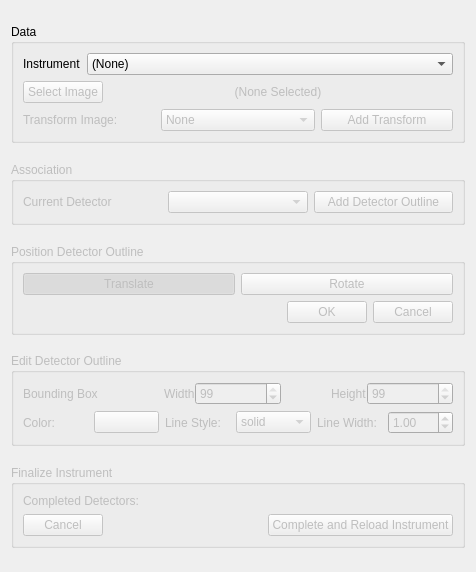
This is hexrd/ui/resources/ui/import_data_panel.ui in HEXRD/hexrdgui as Qt 5 draws it before an edit. The edited form follows.
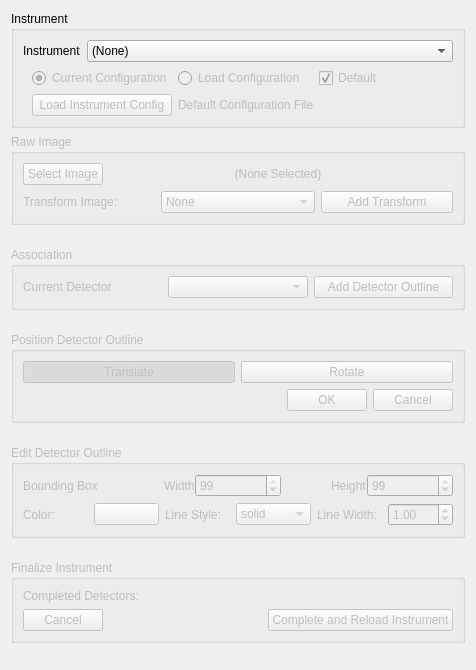
This is the edited form.

Commit message: Add UI to support config selection

Patch:
```diff
--- a/hexrd/ui/resources/ui/import_data_panel.ui
+++ b/hexrd/ui/resources/ui/import_data_panel.ui
@@ -7,82 +7,20 @@
     <x>0</x>
     <y>0</y>
     <width>476</width>
-    <height>572</height>
+    <height>670</height>
    </rect>
   </property>
   <property name="windowTitle">
    <string>Form</string>
   </property>
-  <layout class="QGridLayout" name="gridLayout_5">
-   <item row="8" column="0">
-    <spacer name="verticalSpacer_6">
-     <property name="orientation">
-      <enum>Qt::Vertical</enum>
-     </property>
-     <property name="sizeHint" stdset="0">
-      <size>
-       <width>20</width>
-       <height>40</height>
-      </size>
-     </property>
-    </spacer>
-   </item>
-   <item row="2" column="0">
-    <spacer name="verticalSpacer_3">
-     <property name="orientation">
-      <enum>Qt::Vertical</enum>
-     </property>
-     <property name="sizeHint" stdset="0">
-      <size>
-       <width>20</width>
-       <height>40</height>
-      </size>
-     </property>
-    </spacer>
-   </item>
-   <item row="3" column="0" colspan="2">
-    <widget class="QGroupBox" name="association">
-     <property name="enabled">
-      <bool>false</bool>
-     </property>
-     <property name="title">
-      <string>Association</string>
-     </property>
-     <layout class="QHBoxLayout" name="horizontalLayout_8">
-      <item>
-       <widget class="QLabel" name="detector_label">
-        <property name="enabled">
-         <bool>true</bool>
-        </property>
-        <property name="text">
-         <string>Current Detector</string>
-        </property>
-       </widget>
-      </item>
-      <item>
-       <widget class="QComboBox" name="detectors">
-        <property name="enabled">
-         <bool>true</bool>
-        </property>
-       </widget>
-      </item>
-      <item>
-       <widget class="QPushButton" name="add_template">
-        <property name="text">
-         <string>Add Detector Outline</string>
-        </property>
-       </widget>
-      </item>
-     </layout>
-    </widget>
-   </item>
-   <item row="1" column="0" colspan="2">
+  <layout class="QGridLayout" name="gridLayout_7">
+   <item row="0" column="0">
     <widget class="QGroupBox" name="data">
      <property name="enabled">
       <bool>true</bool>
      </property>
      <property name="title">
-      <string>Data</string>
+      <string>Instrument</string>
      </property>
      <layout class="QVBoxLayout" name="verticalLayout_2">
       <item>
@@ -148,9 +86,101 @@
        </widget>
       </item>
       <item>
+       <widget class="QFrame" name="config">
+        <property name="enabled">
+         <bool>false</bool>
+        </property>
+        <property name="frameShape">
+         <enum>QFrame::NoFrame</enum>
+        </property>
+        <property name="frameShadow">
+         <enum>QFrame::Raised</enum>
+        </property>
+        <layout class="QGridLayout" name="gridLayout_6">
+         <property name="topMargin">
+          <number>0</number>
+         </property>
+         <property name="rightMargin">
+          <number>0</number>
+         </property>
+         <property name="bottomMargin">
+          <number>0</number>
+         </property>
+         <item row="1" column="1" colspan="2">
+          <widget class="QLabel" name="config_file_label">
+           <property name="enabled">
+            <bool>false</bool>
+           </property>
+           <property name="text">
+            <string>Default Configuration File</string>
+           </property>
+          </widget>
+         </item>
+         <item row="1" column="0">
+          <widget class="QPushButton" name="load_config">
+           <property name="enabled">
+            <bool>false</bool>
+           </property>
+           <property name="text">
+            <string>Load Instrument Config</string>
+           </property>
+          </widget>
+         </item>
+         <item row="0" column="0">
+          <widget class="QRadioButton" name="current_config">
+           <property name="text">
+            <string>Current Configuration</string>
+           </property>
+           <property name="checked">
+            <bool>true</bool>
+           </property>
+           <attribute name="buttonGroup">
+            <string notr="true">buttonGroup</string>
+           </attribute>
+          </widget>
+         </item>
+         <item row="0" column="1">
+          <widget class="QRadioButton" name="select_config">
+           <property name="text">
+            <string>Load Configuration</string>
+           </property>
+           <attribute name="buttonGroup">
+            <string notr="true">buttonGroup</string>
+           </attribute>
+          </widget>
+         </item>
+         <item row="0" column="2">
+          <widget class="QCheckBox" name="default_config">
+           <property name="enabled">
+            <bool>false</bool>
+           </property>
+           <property name="text">
+            <string>Default</string>
+           </property>
+           <property name="checked">
+            <bool>true</bool>
+           </property>
+          </widget>
+         </item>
+        </layout>
+       </widget>
+      </item>
+     </layout>
+    </widget>
+   </item>
+   <item row="1" column="0">
+    <widget class="QGroupBox" name="raw_image">
+     <property name="enabled">
+      <bool>false</bool>
+     </property>
+     <property name="title">
+      <string>Raw Image</string>
+     </property>
+     <layout class="QGridLayout" name="gridLayout_5">
+      <item row="0" column="0">
        <widget class="QFrame" name="file_selection">
         <property name="enabled">
-         <bool>false</bool>
+         <bool>true</bool>
         </property>
         <property name="frameShape">
          <enum>QFrame::NoFrame</enum>
@@ -203,7 +233,7 @@
         </layout>
        </widget>
       </item>
-      <item>
+      <item row="1" column="0">
        <widget class="QFrame" name="transform_img">
         <property name="enabled">
          <bool>false</bool>
@@ -290,12 +320,71 @@
        </widget>
       </item>
      </layout>
-     <zorder>transform_img</zorder>
-     <zorder>instrument</zorder>
-     <zorder>file_selection</zorder>
     </widget>
    </item>
-   <item row="5" column="0" colspan="2">
+   <item row="2" column="0">
+    <spacer name="verticalSpacer_3">
+     <property name="orientation">
+      <enum>Qt::Vertical</enum>
+     </property>
+     <property name="sizeHint" stdset="0">
+      <size>
+       <width>20</width>
+       <height>40</height>
+      </size>
+     </property>
+    </spacer>
+   </item>
+   <item row="3" column="0">
+    <widget class="QGroupBox" name="association">
+     <property name="enabled">
+      <bool>false</bool>
+     </property>
+     <property name="title">
+      <string>Association</string>
+     </property>
+     <layout class="QHBoxLayout" name="horizontalLayout_8">
+      <item>
+       <widget class="QLabel" name="detector_label">
+        <property name="enabled">
+         <bool>true</bool>
+        </property>
+        <property name="text">
+         <string>Current Detector</string>
+        </property>
+       </widget>
+      </item>
+      <item>
+       <widget class="QComboBox" name="detectors">
+        <property name="enabled">
+         <bool>true</bool>
+        </property>
+       </widget>
+      </item>
+      <item>
+       <widget class="QPushButton" name="add_template">
+        <property name="text">
+         <string>Add Detector Outline</string>
+        </property>
+       </widget>
+      </item>
+     </layout>
+    </widget>
+   </item>
+   <item row="4" column="0">
+    <spacer name="verticalSpacer_4">
+     <property name="orientation">
+      <enum>Qt::Vertical</enum>
+     </property>
+     <property name="sizeHint" stdset="0">
+      <size>
+       <width>20</width>
+       <height>40</height>
+      </size>
+     </property>
+    </spacer>
+   </item>
+   <item row="5" column="0">
     <widget class="QGroupBox" name="outline_position">
      <property name="enabled">
       <bool>false</bool>
@@ -358,19 +447,6 @@
      </layout>
     </widget>
    </item>
-   <item row="0" column="0">
-    <spacer name="verticalSpacer">
-     <property name="orientation">
-      <enum>Qt::Vertical</enum>
-     </property>
-     <property name="sizeHint" stdset="0">
-      <size>
-       <width>20</width>
-       <height>40</height>
-      </size>
-     </property>
-    </spacer>
-   </item>
    <item row="6" column="0">
     <spacer name="verticalSpacer_5">
      <property name="orientation">
@@ -384,20 +460,7 @@
      </property>
     </spacer>
    </item>
-   <item row="4" column="0">
-    <spacer name="verticalSpacer_4">
-     <property name="orientation">
-      <enum>Qt::Vertical</enum>
-     </property>
-     <property name="sizeHint" stdset="0">
-      <size>
-       <width>20</width>
-       <height>40</height>
-      </size>
-     </property>
-    </spacer>
-   </item>
-   <item row="7" column="0" colspan="2">
+   <item row="7" column="0">
     <widget class="QGroupBox" name="outline_appearance">
      <property name="enabled">
       <bool>false</bool>
@@ -611,8 +674,8 @@
      </layout>
     </widget>
    </item>
-   <item row="10" column="0">
-    <spacer name="verticalSpacer_2">
+   <item row="8" column="0">
+    <spacer name="verticalSpacer_6">
      <property name="orientation">
       <enum>Qt::Vertical</enum>
      </property>
@@ -624,7 +687,7 @@
      </property>
     </spacer>
    </item>
-   <item row="9" column="0" colspan="2">
+   <item row="9" column="0">
     <widget class="QGroupBox" name="finalize">
      <property name="enabled">
       <bool>false</bool>
@@ -692,6 +755,19 @@
      </layout>
     </widget>
    </item>
+   <item row="10" column="0">
+    <spacer name="verticalSpacer_2">
+     <property name="orientation">
+      <enum>Qt::Vertical</enum>
+     </property>
+     <property name="sizeHint" stdset="0">
+      <size>
+       <width>20</width>
+       <height>40</height>
+      </size>
+     </property>
+    </spacer>
+   </item>
   </layout>
  </widget>
  <tabstops>
```
Left out of the diff: 1 changed line with no effect on the pictures. The commit also changes 1 other file.
